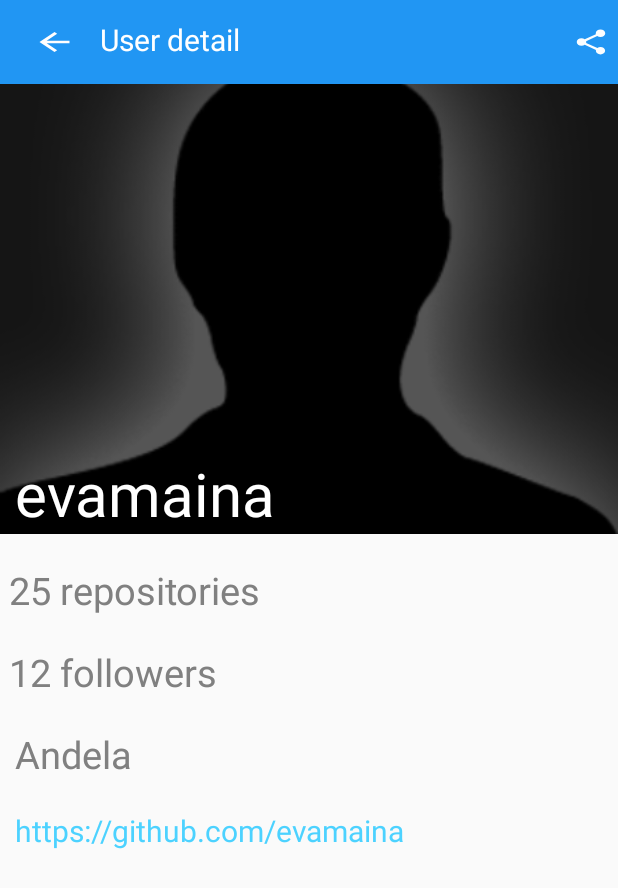
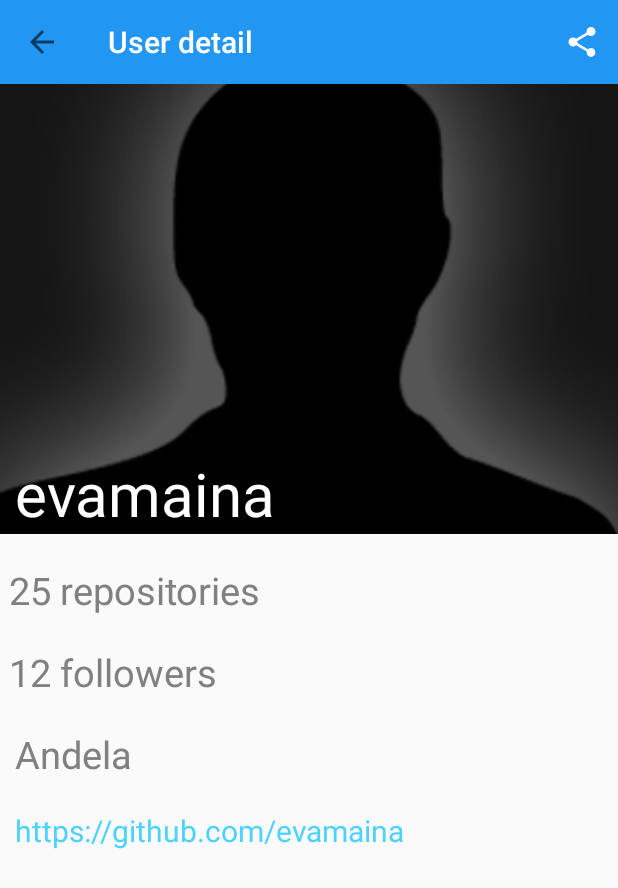
Before and after one commit to evamaina/JavaDevsNairobi, an Android app: the DetailActivity screen opened directly, with no data from a screen before it, on a phone screen of 412 x 824 dp. Shown: the top 888 px of the screen. Run offline under Robolectric (Android 15) with nearby library versions, the phone set to English and light mode, and no system bars.

Commit message:
ft(launch DetailActivity):Launch the DetailActivity from the MainActivity  - implement back button functionality [Finishes #155820624]

```diff
--- a/app/build.gradle
+++ b/app/build.gradle
@@ -34,5 +34,6 @@ dependencies {
     implementation 'com.android.support:recyclerview-v7:28.0.0'
     implementation 'com.android.support:cardview-v7:28.0.0'
     implementation 'com.github.aliwaris0572:CustomSearch:1.0.0'
+    implementation 'com.android.support:design:28.0.0'
 
 }
--- a/app/src/main/AndroidManifest.xml
+++ b/app/src/main/AndroidManifest.xml
@@ -16,6 +16,9 @@
 
                 <category android:name="android.intent.category.LAUNCHER" />
             </intent-filter>
+            <meta-data
+                android:name="android.support.PARENT_ACTIVITY"
+                android:value=".MainActivity" />
         </activity>
     </application>
 
--- a/app/src/main/java/com/example/javadevsnairobi/DetailActivity.java
+++ b/app/src/main/java/com/example/javadevsnairobi/DetailActivity.java
@@ -1,27 +1,47 @@
 package com.example.javadevsnairobi;
 
+import android.content.Intent;
 import android.support.v7.app.ActionBar;
 import android.support.v7.app.AppCompatActivity;
 import android.os.Bundle;
+import android.support.v7.widget.Toolbar;
 import android.view.LayoutInflater;
 import android.view.Menu;
+import android.view.MenuItem;
 import android.view.View;
-import android.widget.Toolbar;
+import android.widget.ImageView;
+import android.widget.Toast;
 
 public class DetailActivity extends AppCompatActivity {
+    ImageView backButton;
 
     @Override
     protected void onCreate(Bundle savedInstanceState) {
         super.onCreate(savedInstanceState);
         setContentView(R.layout.activity_detail);
-        android.support.v7.widget.Toolbar toolbar = findViewById(R.id.toolbar_detail);
-        LayoutInflater inflater = LayoutInflater.from(this);
-        View view = inflater.inflate(R.layout.bar,toolbar, false);
-        toolbar.addView(view);
+        Toolbar toolbar = findViewById(R.id.toolbar_detail);
+        setSupportActionBar(toolbar);
+        getSupportActionBar().setTitle("User detail");
+        ActionBar actionBar = getSupportActionBar();
+        actionBar.setDisplayHomeAsUpEnabled(true);
     }
 
     @Override
     public boolean onCreateOptionsMenu(Menu menu) {
-        return super.onCreateOptionsMenu(menu);
+        getMenuInflater().inflate(R.menu.menu_main,menu);
+        return true;
+
+    }
+
+    @Override
+    public boolean onOptionsItemSelected(MenuItem item) {
+        switch (item.getItemId()) {
+            case android.R.id.home:
+                // app icon in action bar clicked; goto parent activity.
+                this.finish();
+                return true;
+            default:
+                return super.onOptionsItemSelected(item);
+        }
     }
 }
--- a/app/src/main/res/drawable/ic_arrow_back_black_24dp.xml
+++ /dev/null
@@ -1,5 +0,0 @@
-<vector android:height="24dp" android:tint="#FFFEFE"
-    android:viewportHeight="24.0" android:viewportWidth="24.0"
-    android:width="24dp" xmlns:android="http://schemas.android.com/apk/res/android">
-    <path android:fillColor="#FF000000" android:pathData="M20,11H7.83l5.59,-5.59L12,4l-8,8 8,8 1.41,-1.41L7.83,13H20v-2z"/>
-</vector>
--- a/app/src/main/res/layout/activity_detail.xml
+++ b/app/src/main/res/layout/activity_detail.xml
@@ -12,9 +12,15 @@
         android:layout_height="wrap_content"
         android:layout_alignParentTop="true"
         android:id="@+id/toolbar_detail"
-        app:title="User details"
         app:titleTextColor="#ffff"
-        android:background="@color/colorPrimary"/>
+        android:background="@color/colorPrimary"
+        tools:ignore="ExtraText">
+
+    </android.support.v7.widget.Toolbar>
+
+
+
+
     <ImageView
         android:layout_width="match_parent"
         android:layout_height="300dp"
@@ -75,11 +81,4 @@
         android:textColor="#4cd2ff"
         android:layout_marginLeft="10dp"/>
 
-
-
-
-
-
-
-
 </RelativeLayout>
--- a/app/src/main/res/layout/bar.xml
+++ /dev/null
@@ -1,31 +0,0 @@
-<?xml version="1.0" encoding="utf-8"?>
-<RelativeLayout
-    xmlns:android="http://schemas.android.com/apk/res/android" android:layout_width="match_parent"
-    android:layout_height="match_parent"
-    android:orientation="horizontal">
-
-    <ImageView
-        android:layout_width="30dp"
-        android:layout_height="20dp"
-        android:layout_margin="5dp"
-        android:id="@+id/arrow"
-        android:src="@drawable/ic_arrow_back_black_24dp"
-        android:scaleType="fitXY"/>
-
-    <TextView
-        android:layout_width="match_parent"
-        android:layout_height="wrap_content"
-        android:text="User detail"
-        android:textSize="20sp"
-        android:layout_marginLeft="10dp"
-        android:layout_toRightOf="@id/arrow"
-        android:textColor="#ffff"/>
-    <ImageView
-        android:layout_width="25dp"
-        android:layout_height="20dp"
-        android:layout_margin="5dp"
-        android:id="@+id/share"
-        android:layout_alignParentRight="true"
-        android:src="@drawable/ic_share_black_24dp"
-        android:scaleType="fitXY"/>
-</RelativeLayout>
--- /dev/null
+++ b/app/src/main/res/menu/menu_main.xml
@@ -0,0 +1,11 @@
+<?xml version="1.0" encoding="utf-8"?>
+<menu xmlns:android="http://schemas.android.com/apk/res/android"
+    xmlns:app="http://schemas.android.com/apk/res-auto">
+    <item android:id="@+id/share"
+        android:orderInCategory="100"
+        android:icon="@drawable/ic_share_black_24dp"
+        app:showAsAction="always"
+        android:title="User detail" />
+
+
+</menu>
```
